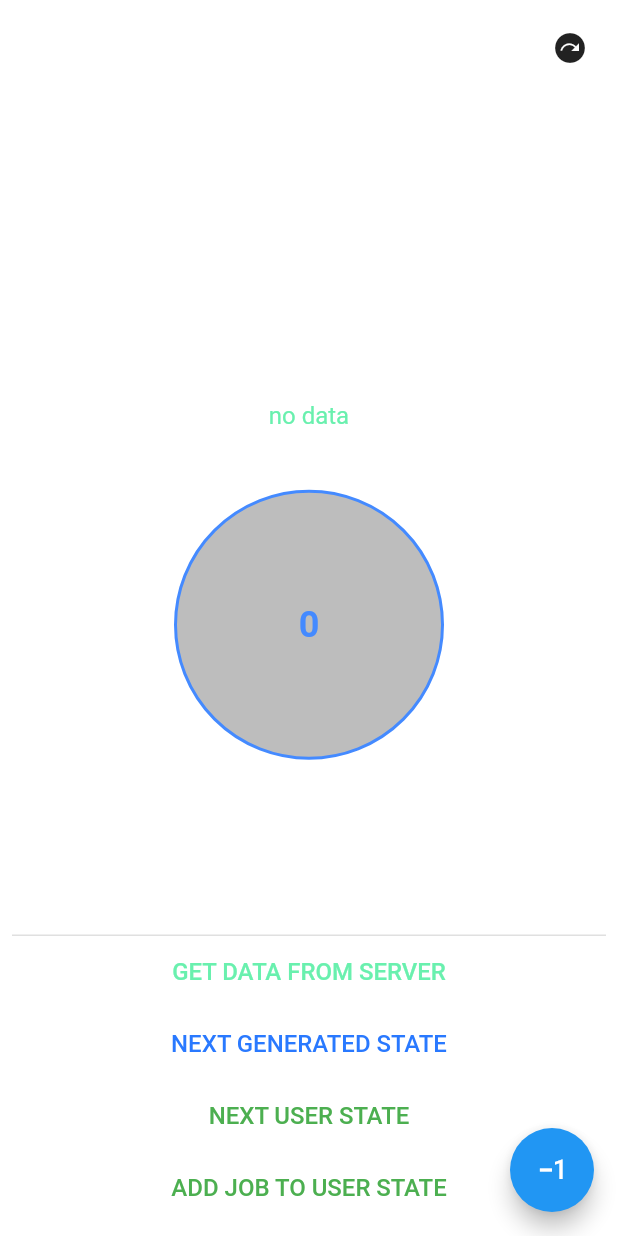
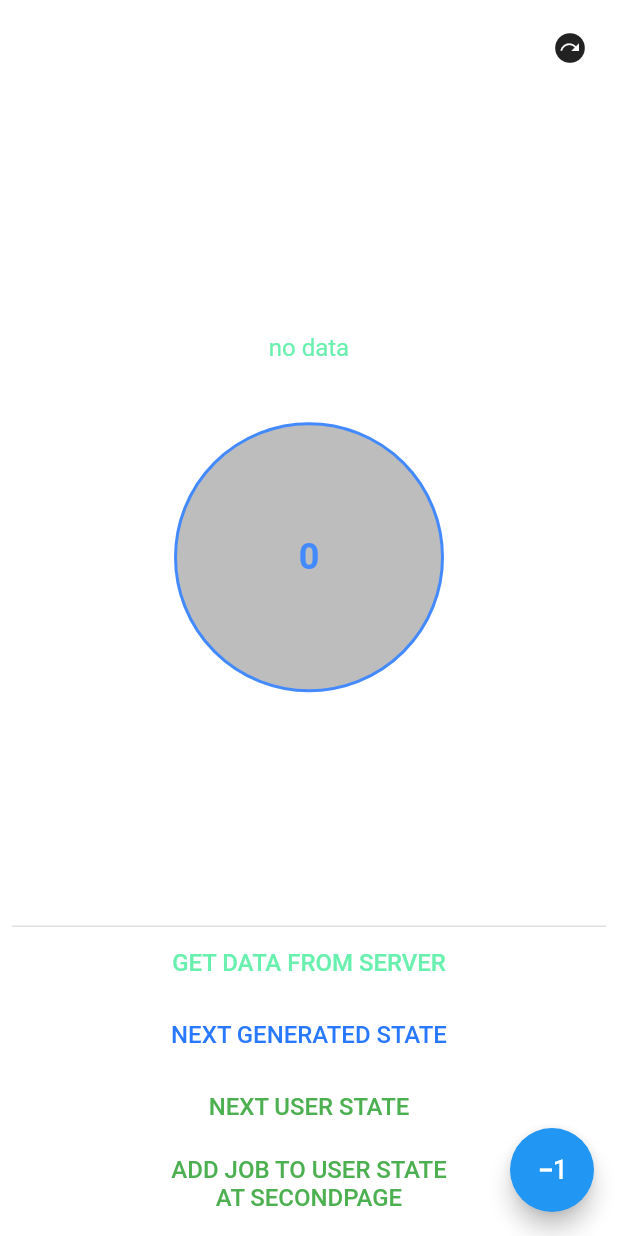
Before and after one commit to cyberduck2077/flutter_app_for_learn_widgets1, a Flutter app: the screen it shows after launch, on a phone screen of 412 x 824 dp. Run offline on Flutter 3.47's test engine with Material 2 defaults, Android fonts, the phone set to English and light mode, and no system bars; our stand-ins replace bloc, flutter_bloc, rxdart; generated files the repository leaves out were written again.

Commit message:
added BlocProvider in main.dart and get access to all bloc in all pages.

```diff
--- a/lib/blocs/main_page_bloc.dart
+++ b/lib/blocs/main_page_bloc.dart
@@ -10,7 +10,7 @@ class MainPageBloc {
   final BehaviorSubject<String> statePageSubjects = BehaviorSubject<
           String>.seeded(
       "current value: 0"); // объект типа String, на который можно подписаться в Стриме
-  final BehaviorSubject<String> stateDataFromServer = BehaviorSubject<
+  final BehaviorSubject<String> stateDataFromServerSubject = BehaviorSubject<
           String>.seeded(
       "no data"); // объект типа String, на который можно подписаться в Стриме
 
@@ -18,7 +18,7 @@ class MainPageBloc {
 
   Stream<String> observeStatePage() => statePageSubjects;
 
-  Stream<String> observeDataFromServer() => stateDataFromServer;
+  Stream<String> observeDataFromServer() => stateDataFromServerSubject;
 
   // String textFromServer = "Data from Server: ";
 
@@ -36,7 +36,7 @@ class MainPageBloc {
 
   void getTextFromServer() {
     fetchData().then((value) {
-      stateDataFromServer.sink.add("Data from Server: ${value.title}");
+      stateDataFromServerSubject.sink.add("Data from Server: ${value.title}");
     });
   }
 
@@ -54,6 +54,7 @@ class MainPageBloc {
 
   void dispose() {
     statePageSubjects.close();
+    stateDataFromServerSubject.close();
   }
 }
 
--- a/lib/blocs/user_bloc/user_bloc.dart
+++ b/lib/blocs/user_bloc/user_bloc.dart
@@ -9,15 +9,16 @@ part 'user_event.dart';
 part 'user_state.dart';
 
 class UserBloc extends Bloc<UserEvent, UserState> {
+
   final GeneratedBloc generatedBloc;
-  late final StreamSubscription generatedBlocSubscription;
+  late final StreamSubscription generatedBlocSubscription;//подписка на изменение состояния (state)
 
 
   UserBloc(this.generatedBloc) : super(UserState()) {
     on<UserGetUsersEvent>(_onGetUser);
     on<UserGetUsersJobEvent>(_onGetUserJob);
 
-    generatedBlocSubscription = generatedBloc.stream.listen((state) {
+    generatedBlocSubscription = generatedBloc.stream.listen((state) {//реаширует на изменение состояния
       if(state<=0){
         add(UserGetUsersEvent(0));
         add(UserGetUsersJobEvent(0));
--- a/lib/main.dart
+++ b/lib/main.dart
@@ -1,5 +1,8 @@
 import 'package:flutter/material.dart';
+import 'package:flutter_app_for_learn_widgets1/blocs/generated_bloc.dart';
+import 'package:flutter_app_for_learn_widgets1/blocs/user_bloc/user_bloc.dart';
 import 'package:flutter_app_for_learn_widgets1/pages/main_page.dart';
+import 'package:flutter_bloc/flutter_bloc.dart';
 
 void main() {
   runApp(const MyApp());
@@ -10,22 +13,19 @@ class MyApp extends StatelessWidget {
 
   @override
   Widget build(BuildContext context) {
-    return const MaterialApp(
-      home: MyHomePage(),
+    final generatedBloc = GeneratedBloc();
+    return MultiBlocProvider(
+      providers: [
+        BlocProvider<GeneratedBloc>(
+          create: (context) => generatedBloc,
+        ),
+        BlocProvider<UserBloc>(
+          create: (context) => UserBloc(generatedBloc),
+        ),
+      ],
+      child: MaterialApp(
+        home: MainPage(),
+      ),
     );
   }
 }
-
-class MyHomePage extends StatefulWidget {
-  const MyHomePage({super.key});
-
-  @override
-  State<MyHomePage> createState() => _MyHomePageState();
-}
-
-class _MyHomePageState extends State<MyHomePage> {
-  @override
-  Widget build(BuildContext context) {
-    return MainPage();
-  }
-}
--- a/lib/pages/main_page.dart
+++ b/lib/pages/main_page.dart
@@ -18,24 +18,14 @@ class _MainPageState extends State<MainPage> {
 
   @override
   Widget build(BuildContext context) {
-    final generatedBloc = GeneratedBloc();
     return Provider.value(
       value: blocMainPage,
-      child: MultiBlocProvider(
-        providers: [
-          BlocProvider<GeneratedBloc>(
-            create: (context) => generatedBloc,
-          ),
-          BlocProvider<UserBloc>(
-            create: (context) => UserBloc(generatedBloc),
-          ),
-        ],
       child: Builder(
         builder: (context) {
           return Scaffold(
             floatingActionButton: FloatingActionButton(
-                onPressed: () => context.read<GeneratedBloc>()
-                    .add(CounterDecEvent()),
+              onPressed: () =>
+                  context.read<GeneratedBloc>().add(CounterDecEvent()),
               child: Icon(Icons.exposure_minus_1),
             ),
             backgroundColor: Colors.white,
@@ -75,7 +65,6 @@ class _MainPageState extends State<MainPage> {
             ),
           );
         },
-        ),
       ),
     );
   }
@@ -147,38 +136,21 @@ class UserBlocWidget extends StatelessWidget {
   @override
   Widget build(BuildContext context) {
     return Builder(
-      // bloc: UserBloc(),
       builder: (context) {
         final userState = context.select((UserBloc bloc) => bloc.state.users);
-        final jobState = context.select((UserBloc bloc) => bloc.state.job);
         final loadingState = context.watch<UserBloc>().state.isLoading;
-        // final users = state.users;
-        // final job = state.job;
-        return Column(
+        if (loadingState)
+        return CircularProgressIndicator();
+        return SizedBox(
+          height: 100,
+          child: ListView(
+            shrinkWrap: true,
             children: [
-            if (loadingState) CircularProgressIndicator(),
-            if (userState.isNotEmpty)
-              Column(
-                children: [
-                  Text("User State:"),
-                  ...userState.map((e) =>
-                      Text(e.name, style: TextStyle(color: Colors.green))),
+              if (userState.isNotEmpty) Text("User State:",textAlign: TextAlign.center,),
+              ...userState.map(
+                  (e) => Text(e.name, style: TextStyle(color: Colors.green, ),textAlign: TextAlign.center,)),
             ],
           ),
-            const SizedBox(
-              height: 10,
-              width: double.infinity,
-            ),
-            if (jobState.isNotEmpty)
-              Column(
-                children: [
-                  const Text("Added Job: "),
-                  ...jobState.map((e) =>
-                      Text(e.name, style: TextStyle(color: Colors.green))),
-
-                ],
-              ),
-          ],
         );
       },
     );
@@ -227,15 +199,22 @@ class ButtonNextState extends StatelessWidget {
               style: TextStyle(fontSize: 16, color: Colors.green),
             ),
           ),
-          TextButton(
+          SizedBox(
+            width: 200,
+            child: TextButton(
               onPressed: () {
                 final count = BlocProvider.of<GeneratedBloc>(context).state;
                 BlocProvider.of<UserBloc>(context)
                     .add(UserGetUsersJobEvent(count));
+
+                Navigator.push(
+                    context, MaterialPageRoute(builder: (_) => SecondPage()));
               },
               child: Text(
-              "Add job to User State".toUpperCase(),
+                "Add job to User State at SecondPage".toUpperCase(),
                 style: TextStyle(fontSize: 16, color: Colors.green),
+                textAlign: TextAlign.center,
+              ),
             ),
           ),
         ],
--- a/lib/pages/second_page.dart
+++ b/lib/pages/second_page.dart
@@ -1,4 +1,6 @@
 import 'package:flutter/material.dart';
+import 'package:flutter_app_for_learn_widgets1/blocs/user_bloc/user_bloc.dart';
+import 'package:flutter_bloc/flutter_bloc.dart';
 
 class SecondPage extends StatefulWidget {
   const SecondPage({Key? key}) : super(key: key);
@@ -14,13 +16,18 @@ class _SecondPageState extends State<SecondPage> {
       minimum: EdgeInsets.all(8.0),
       child: Scaffold(
         appBar: AppBar(),
-        body: Column(
-          mainAxisAlignment: MainAxisAlignment.center,
-          children: [
-            Center(
-              child: Text("second page".toUpperCase()),
-            ),
-          ],
+        body: Center(
+          child: BlocBuilder<UserBloc, UserState>(
+            builder: (context, state) {
+              final jobState = state.job;
+              return Column(
+                children: [
+                  if (state.isLoading) CircularProgressIndicator(),
+                  if (jobState.isNotEmpty) ...jobState.map((e) => Text(e.name)),
+                ],
+              );
+            },
+          ),
         ),
       ),
     );
```
Lines whose indentation alone changed are shown as unchanged.
